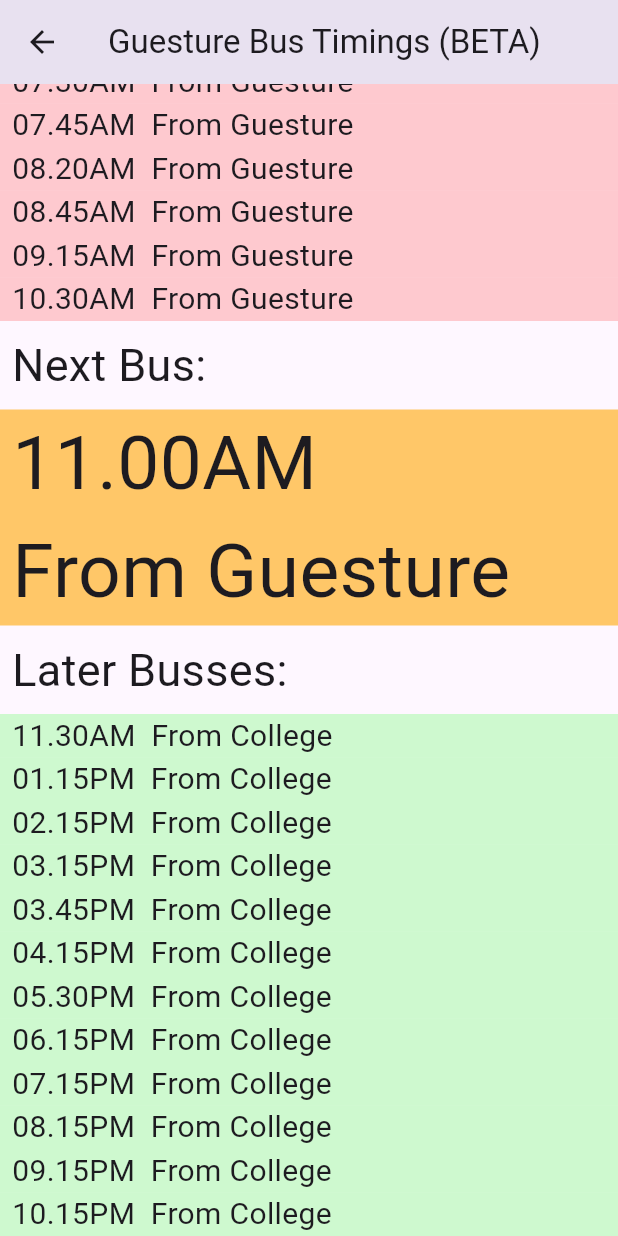
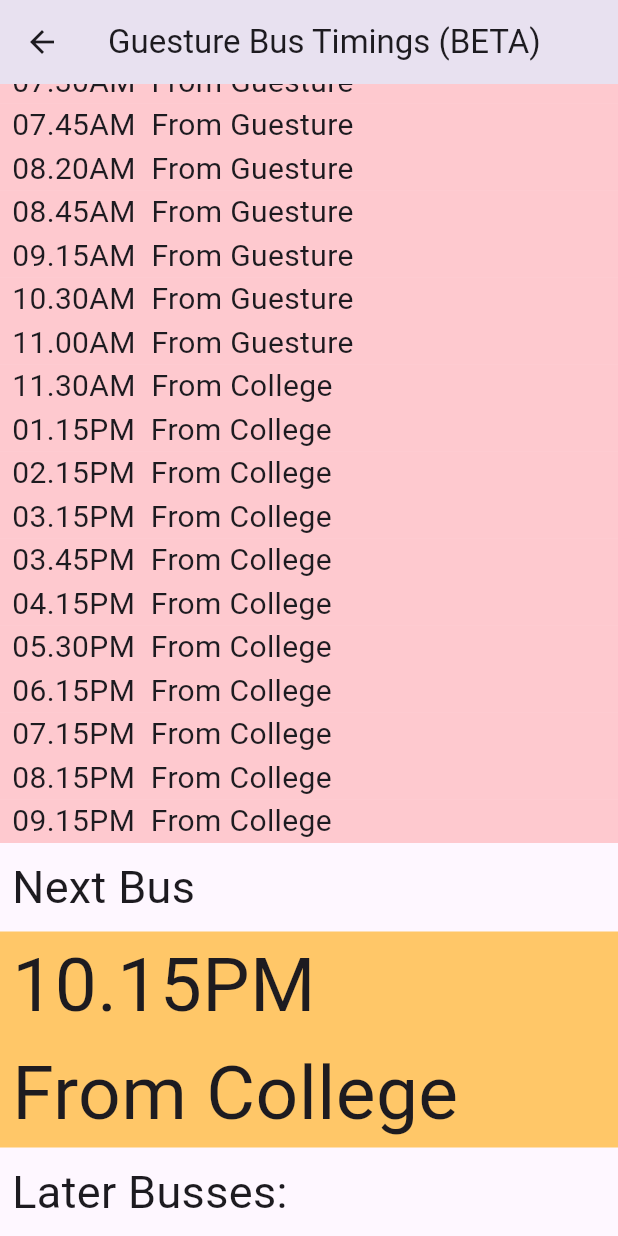
Before and after one commit to kphanipavan/IIITB_Menu, a Flutter app: the BusTimingsPage screen opened by its route, scrolled down 75 dp, on a phone screen of 412 x 824 dp. Run offline on Flutter 3.47's test engine with Material 3 defaults, Android fonts, the phone set to English and light mode, and no system bars; our stand-ins replace qr_flutter, share_plus, shared_preferences; accounts and stored records are empty; network calls fail.

Commit message:
small fix for bus page crashing after last bus

```diff
--- a/lib/views/bus.dart
+++ b/lib/views/bus.dart
@@ -11,9 +11,10 @@ class BusTimingsPage extends StatelessWidget {
     DateFormat timeFromat = DateFormat("h.ma");
     int leftBusses = -1;
     int currentBusIndex = -1;
-    DateTime currentTime = DateTime.now();
+    // DateTime currentTime = DateTime.now();
+    DateTime currentTime = timeFromat.parse("09.45PM");
     int currentTimeInt = currentTime.hour * 60 + currentTime.minute;
-    for (int i = 0; i <= busTimimgs.length; i++) {
+    for (int i = 0; i < busTimimgs.length; i++) {
       Map curSch = busTimimgs[i];
       DateTime curBusTime = timeFromat.parse(curSch["time"]);
       int curBusTimeInt = curBusTime.hour * 60 + curBusTime.minute;
@@ -53,15 +54,17 @@ class BusTimingsPage extends StatelessWidget {
             ),
           ),
           SliverToBoxAdapter(
-            child: NextBusCard(
-              count: busTimimgs[currentBusIndex]["count"],
-              loc: busTimimgs[currentBusIndex]["from"],
-              time: busTimimgs[currentBusIndex]["time"],
-            ),
+            child: currentBusIndex >= 0
+                ? NextBusCard(
+                    count: busTimimgs[currentBusIndex]["count"],
+                    loc: busTimimgs[currentBusIndex]["from"],
+                    time: busTimimgs[currentBusIndex]["time"],
+                  )
+                : Container(),
           ),
           SliverToBoxAdapter(
             child: (currentBusIndex >= 0)
-                ? const Header("Later Busses")
+                ? const Header("Later Busses:")
                 : const Header("No Busses Left for Today"),
           ),
           SliverList(
--- a/lib/widgets/busCard.dart
+++ b/lib/widgets/busCard.dart
@@ -99,7 +99,7 @@ class Header extends StatelessWidget {
     return Padding(
       padding: const EdgeInsets.all(8.0),
       child: Text(
-        "$text:",
+        "$text",
         style: const TextStyle(fontSize: 30),
       ),
     );
```
